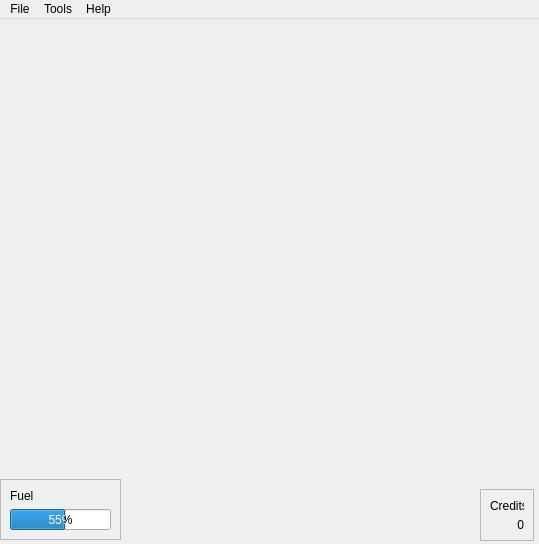
Before: the Qt Designer form maingame.ui in Metsuryu/Star_Stuff, drawn with Qt 5.
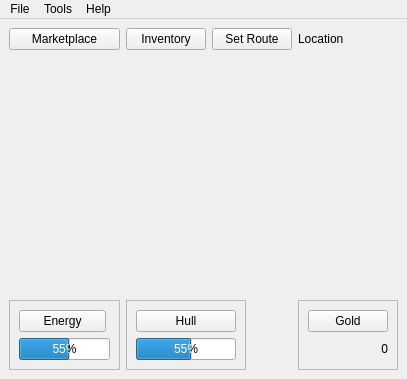
After: the same form once the commit is applied. Icons and pictures are not drawn.

```diff
--- a/maingame.ui
+++ b/maingame.ui
@@ -6,26 +6,130 @@
    <rect>
     <x>0</x>
     <y>0</y>
-    <width>539</width>
-    <height>544</height>
+    <width>388</width>
+    <height>379</height>
    </rect>
   </property>
   <property name="windowTitle">
    <string>MainWindow</string>
   </property>
   <widget class="QWidget" name="centralwidget">
-   <widget class="QFrame" name="CreditsFrame">
-    <property name="geometry">
-     <rect>
-      <x>480</x>
-      <y>470</y>
-      <width>54</width>
-      <height>52</height>
-     </rect>
-    </property>
-    <property name="autoFillBackground">
-     <bool>false</bool>
-    </property>
+   <layout class="QGridLayout" name="gridLayout">
+    <item row="0" column="0">
+     <widget class="QPushButton" name="Marketplace">
+      <property name="text">
+       <string>Marketplace</string>
+      </property>
+     </widget>
+    </item>
+    <item row="0" column="1">
+     <widget class="QPushButton" name="Inventory">
+      <property name="text">
+       <string>Inventory</string>
+      </property>
+     </widget>
+    </item>
+    <item row="0" column="2">
+     <widget class="QPushButton" name="SetRoute">
+      <property name="text">
+       <string>Set Route</string>
+      </property>
+     </widget>
+    </item>
+    <item row="0" column="3">
+     <widget class="QLabel" name="LocationLabel">
+      <property name="text">
+       <string>Location</string>
+      </property>
+     </widget>
+    </item>
+    <item row="2" column="0">
+     <widget class="QFrame" name="EnergyFrame">
+      <property name="maximumSize">
+       <size>
+        <width>120</width>
+        <height>70</height>
+       </size>
+      </property>
+      <property name="frameShape">
+       <enum>QFrame::StyledPanel</enum>
+      </property>
+      <property name="frameShadow">
+       <enum>QFrame::Raised</enum>
+      </property>
+      <layout class="QVBoxLayout" name="verticalLayout_3">
+       <item>
+        <widget class="QPushButton" name="EnergyButton">
+         <property name="maximumSize">
+          <size>
+           <width>87</width>
+           <height>16777215</height>
+          </size>
+         </property>
+         <property name="toolTip">
+          <string>&lt;html&gt;&lt;head/&gt;&lt;body&gt;&lt;p&gt;Click for detailed information about fuel.&lt;/p&gt;&lt;/body&gt;&lt;/html&gt;</string>
+         </property>
+         <property name="toolTipDuration">
+          <number>-1</number>
+         </property>
+         <property name="styleSheet">
+          <string notr="true"/>
+         </property>
+         <property name="text">
+          <string>Energy</string>
+         </property>
+        </widget>
+       </item>
+       <item>
+        <widget class="QProgressBar" name="EnergyBar">
+         <property name="cursor">
+          <cursorShape>ArrowCursor</cursorShape>
+         </property>
+         <property name="value">
+          <number>55</number>
+         </property>
+        </widget>
+       </item>
+      </layout>
+     </widget>
+    </item>
+    <item row="2" column="1" colspan="2">
+     <widget class="QFrame" name="frame_2">
+      <property name="maximumSize">
+       <size>
+        <width>120</width>
+        <height>150</height>
+       </size>
+      </property>
+      <property name="frameShape">
+       <enum>QFrame::StyledPanel</enum>
+      </property>
+      <property name="frameShadow">
+       <enum>QFrame::Raised</enum>
+      </property>
+      <layout class="QVBoxLayout" name="verticalLayout_2">
+       <item>
+        <widget class="QPushButton" name="HullButton">
+         <property name="text">
+          <string>Hull</string>
+         </property>
+        </widget>
+       </item>
+       <item>
+        <widget class="QProgressBar" name="HullBar">
+         <property name="cursor">
+          <cursorShape>ArrowCursor</cursorShape>
+         </property>
+         <property name="value">
+          <number>55</number>
+         </property>
+        </widget>
+       </item>
+      </layout>
+     </widget>
+    </item>
+    <item row="2" column="3">
+     <widget class="QFrame" name="frame">
     <property name="frameShape">
      <enum>QFrame::StyledPanel</enum>
     </property>
@@ -34,9 +138,9 @@
     </property>
     <layout class="QVBoxLayout" name="verticalLayout">
      <item>
-      <widget class="QLabel" name="CreditsLabel">
+        <widget class="QPushButton" name="Gold">
        <property name="text">
-        <string>Credits</string>
+          <string>Gold</string>
        </property>
       </widget>
      </item>
@@ -52,48 +156,25 @@
      </item>
     </layout>
    </widget>
-   <widget class="QFrame" name="frame">
-    <property name="geometry">
-     <rect>
-      <x>0</x>
-      <y>460</y>
-      <width>121</width>
-      <height>61</height>
-     </rect>
-    </property>
-    <property name="frameShape">
-     <enum>QFrame::StyledPanel</enum>
-    </property>
-    <property name="frameShadow">
-     <enum>QFrame::Raised</enum>
-    </property>
-    <layout class="QVBoxLayout" name="verticalLayout_3">
-     <item>
-      <widget class="QLabel" name="FuelLabel">
+    </item>
+    <item row="1" column="0" colspan="3">
+     <widget class="QLabel" name="Graphics">
        <property name="text">
-        <string>Fuel</string>
-       </property>
-      </widget>
-     </item>
-     <item>
-      <widget class="QProgressBar" name="FuelBar">
-       <property name="cursor">
-        <cursorShape>ArrowCursor</cursorShape>
-       </property>
-       <property name="value">
-        <number>55</number>
+       <string/>
+      </property>
+      <property name="pixmap">
+       <pixmap resource="res.qrc">:/pics/phgfx.jpg</pixmap>
        </property>
       </widget>
      </item>
     </layout>
-   </widget>
   </widget>
   <widget class="QMenuBar" name="menubar">
    <property name="geometry">
     <rect>
      <x>0</x>
      <y>0</y>
-     <width>539</width>
+     <width>388</width>
      <height>21</height>
     </rect>
    </property>
@@ -111,14 +192,14 @@
     </property>
     <addaction name="actionSettings"/>
    </widget>
-   <widget class="QMenu" name="menuAbout">
+   <widget class="QMenu" name="menuHelp">
     <property name="title">
      <string>Help</string>
     </property>
    </widget>
    <addaction name="menuFile"/>
    <addaction name="menuTools"/>
-   <addaction name="menuAbout"/>
+   <addaction name="menuHelp"/>
   </widget>
   <action name="actionSettings">
    <property name="text">
```
Left out of the diff: 51 changed lines with no effect on the pictures. Lines whose indentation alone changed are shown as unchanged.
